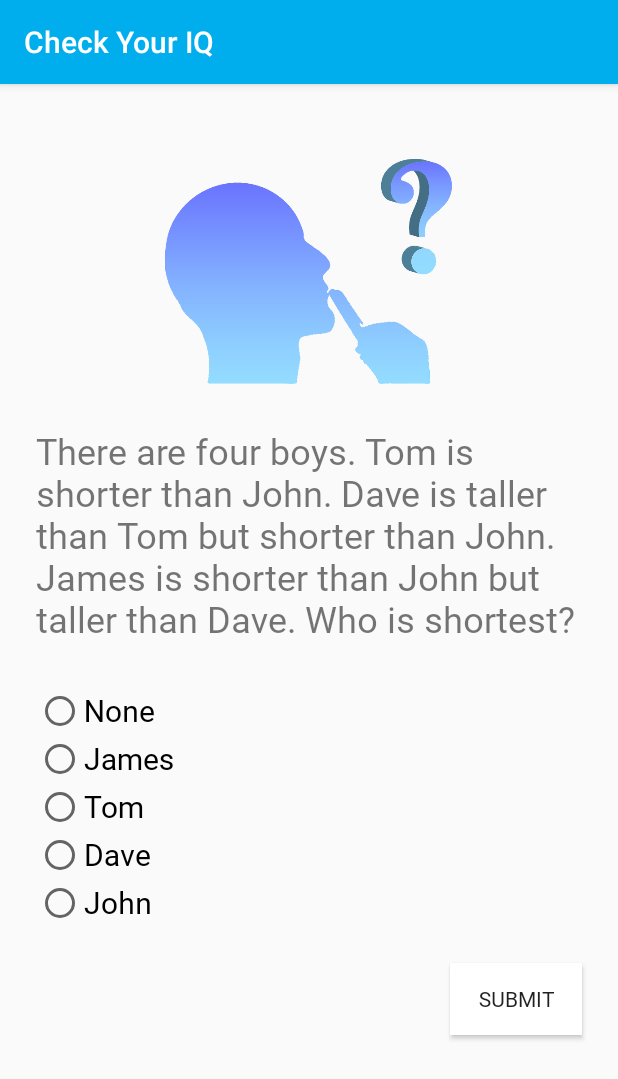
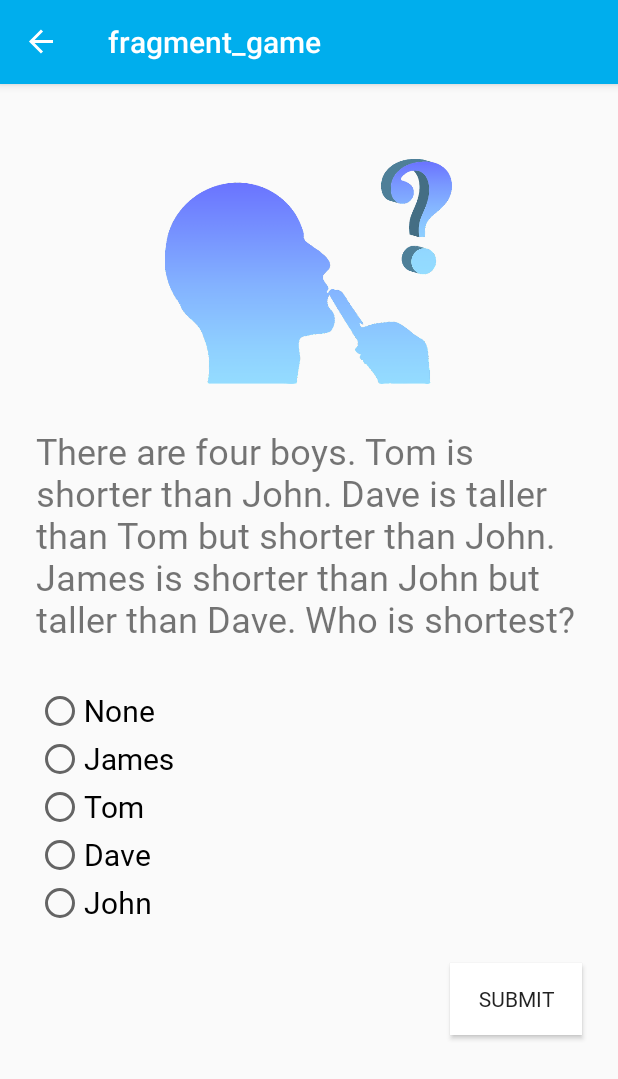
Before and after one commit to GaneshAdsul/CheckYourIQ, an Android app: the GameFragment screen opened through its navigation route, on a phone screen of 412 x 824 dp. Shown: the top 1079 px of the screen. Run offline under Robolectric (Android 15) with nearby library versions, the phone set to English and light mode, and no system bars; our stand-ins replace data binding, navigation-ui.

Commit message:
Added navigation from GameWonFragment and GameOverFragment to GameFragment.

```diff
--- a/app/src/main/java/com/ganeshadsul/checkyouriq/GameFragment.kt
+++ b/app/src/main/java/com/ganeshadsul/checkyouriq/GameFragment.kt
@@ -7,6 +7,7 @@ import android.view.View
 import android.view.ViewGroup
 import android.widget.Toast
 import androidx.databinding.DataBindingUtil
+import androidx.navigation.findNavController
 import com.ganeshadsul.checkyouriq.databinding.FragmentGameBinding
 
 
@@ -78,15 +79,15 @@ class GameFragment : Fragment() {
                         binding.invalidateAll()
                     }
                     else{
-                        Toast.makeText(context, "You won", Toast.LENGTH_SHORT).show()
                         //we won
                         //goto game won fragment
+                        view.findNavController().navigate(R.id.action_gameFragment_to_gameWonFragment)
                     }
                 }
                 else{
-                    Toast.makeText(context, "You Lost", Toast.LENGTH_SHORT).show()
                     //we lost
                     //goto game lost fragment
+                    view.findNavController().navigate(R.id.action_gameFragment_to_gameOverFragment)
                 }
             }
         }
--- a/app/src/main/java/com/ganeshadsul/checkyouriq/GameOverFragment.kt
+++ b/app/src/main/java/com/ganeshadsul/checkyouriq/GameOverFragment.kt
@@ -8,6 +8,8 @@ import android.view.LayoutInflater
 import android.view.View
 import android.view.ViewGroup
 import androidx.databinding.DataBindingUtil
+import androidx.navigation.Navigation
+import androidx.navigation.findNavController
 import com.ganeshadsul.checkyouriq.databinding.FragmentGameOverBinding
 
 class GameOverFragment : Fragment() {
@@ -17,6 +19,10 @@ class GameOverFragment : Fragment() {
         //return inflater.inflate(R.layout.fragment_game_over, container, false)
         val binding = DataBindingUtil.inflate<FragmentGameOverBinding>(inflater,R.layout.fragment_game_over,container,false)
 
+       binding.tryAgainButton.setOnClickListener {
+           view!!.findNavController().navigate(R.id.action_gameOverFragment_to_gameFragment)
+       }
+
         return binding.root
     }
 }
--- a/app/src/main/java/com/ganeshadsul/checkyouriq/GameWonFragment.kt
+++ b/app/src/main/java/com/ganeshadsul/checkyouriq/GameWonFragment.kt
@@ -6,6 +6,8 @@ import android.view.LayoutInflater
 import android.view.View
 import android.view.ViewGroup
 import androidx.databinding.DataBindingUtil
+import androidx.navigation.Navigation
+import androidx.navigation.findNavController
 import com.ganeshadsul.checkyouriq.databinding.FragmentGameWonBinding
 
 class GameWonFragment : Fragment() {
@@ -15,6 +17,10 @@ class GameWonFragment : Fragment() {
         //return inflater.inflate(R.layout.fragment_game_won, container, false)
         val binding = DataBindingUtil.inflate<FragmentGameWonBinding>(inflater,R.layout.fragment_game_won,container,false)
 
+        binding.gameWonTryAgain.setOnClickListener {
+            view!!.findNavController().navigate(R.id.action_gameWonFragment_to_gameFragment)
+        }
+
         return binding.root
     }
 }
--- a/app/src/main/java/com/ganeshadsul/checkyouriq/MainActivity.kt
+++ b/app/src/main/java/com/ganeshadsul/checkyouriq/MainActivity.kt
@@ -4,6 +4,8 @@ import androidx.appcompat.app.AppCompatActivity
 import android.os.Bundle
 import android.view.View
 import androidx.databinding.DataBindingUtil
+import androidx.navigation.findNavController
+import androidx.navigation.ui.NavigationUI
 import com.ganeshadsul.checkyouriq.databinding.ActivityMainBinding
 
 class MainActivity : AppCompatActivity() {
@@ -12,5 +14,14 @@ class MainActivity : AppCompatActivity() {
         super.onCreate(savedInstanceState)
         //setContentView(R.layout.activity_main)
         val binding = DataBindingUtil.setContentView<ActivityMainBinding>(this,R.layout.activity_main)
+
+        //To hookup the action bar to navigation NavigationUi needs access to navigationController
+        val navController = this.findNavController(R.id.navHostFragment)
+        NavigationUI.setupActionBarWithNavController(this,navController)
+    }
+
+    override fun onSupportNavigateUp(): Boolean {
+        val navController = this.findNavController(R.id.navHostFragment)
+        return navController.navigateUp()
     }
 }
--- a/app/src/main/res/layout/fragment_game_over.xml
+++ b/app/src/main/res/layout/fragment_game_over.xml
@@ -40,7 +40,7 @@
             app:layout_constraintTop_toBottomOf="@+id/imageView4" />
 
         <Button
-            android:id="@+id/button"
+            android:id="@+id/tryAgainButton"
             android:layout_width="wrap_content"
             android:layout_height="wrap_content"
             android:layout_marginStart="24dp"
--- a/app/src/main/res/layout/fragment_title.xml
+++ b/app/src/main/res/layout/fragment_title.xml
@@ -39,8 +39,9 @@
             android:layout_width="wrap_content"
             android:layout_height="wrap_content"
             android:layout_marginTop="20dp"
-            android:background="@color/white"
+            android:background="@color/colorPrimary"
             android:text="@string/click_here"
+            android:textColor="@color/white"
             app:layout_constraintEnd_toEndOf="parent"
             app:layout_constraintHorizontal_bias="0.498"
             app:layout_constraintStart_toStartOf="parent"
--- a/app/src/main/res/navigation/navigation.xml
+++ b/app/src/main/res/navigation/navigation.xml
@@ -18,5 +18,34 @@
         android:id="@+id/gameFragment"
         android:name="com.ganeshadsul.checkyouriq.GameFragment"
         android:label="fragment_game"
-        tools:layout="@layout/fragment_game" />
+        tools:layout="@layout/fragment_game" >
+        <action
+            android:id="@+id/action_gameFragment_to_gameWonFragment"
+            app:destination="@id/gameWonFragment"
+            app:popUpTo="@+id/gameFragment"
+            app:popUpToInclusive="true" />
+        <action
+            android:id="@+id/action_gameFragment_to_gameOverFragment"
+            app:destination="@id/gameOverFragment"
+            app:popUpTo="@+id/gameFragment"
+            app:popUpToInclusive="true" />
+    </fragment>
+    <fragment
+        android:id="@+id/gameWonFragment"
+        android:name="com.ganeshadsul.checkyouriq.GameWonFragment"
+        android:label="fragment_game_won"
+        tools:layout="@layout/fragment_game_won" >
+        <action
+            android:id="@+id/action_gameWonFragment_to_gameFragment"
+            app:destination="@id/gameFragment" />
+    </fragment>
+    <fragment
+        android:id="@+id/gameOverFragment"
+        android:name="com.ganeshadsul.checkyouriq.GameOverFragment"
+        android:label="fragment_game_over"
+        tools:layout="@layout/fragment_game_over" >
+        <action
+            android:id="@+id/action_gameOverFragment_to_gameFragment"
+            app:destination="@id/gameFragment" />
+    </fragment>
 </navigation>
```
